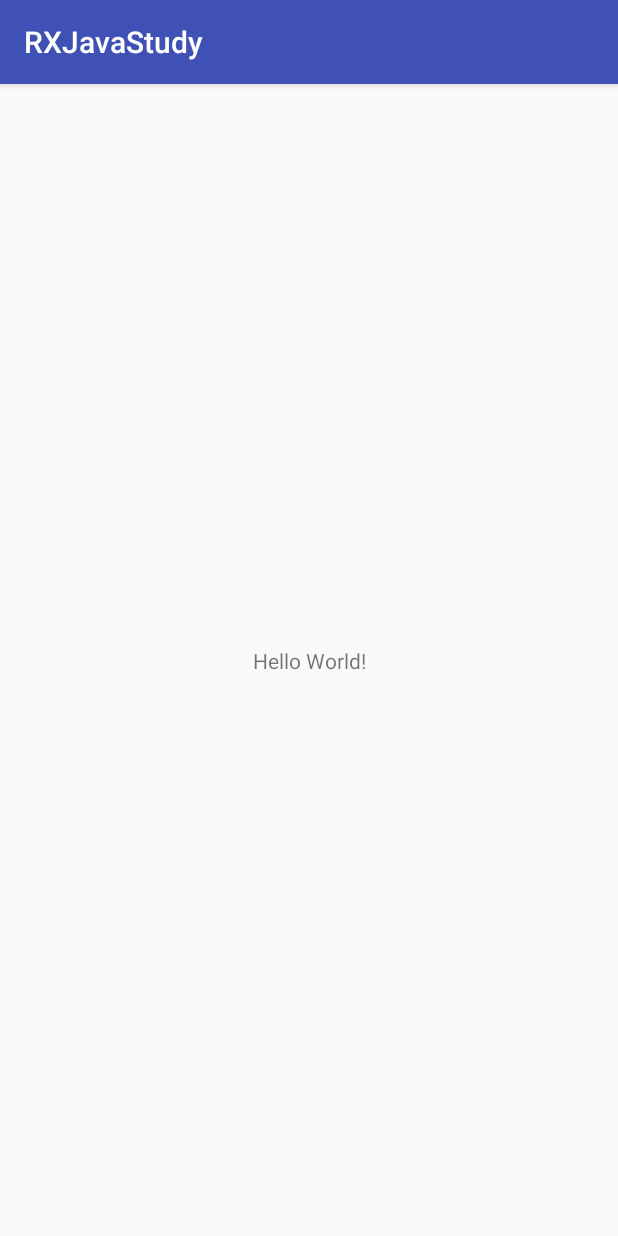
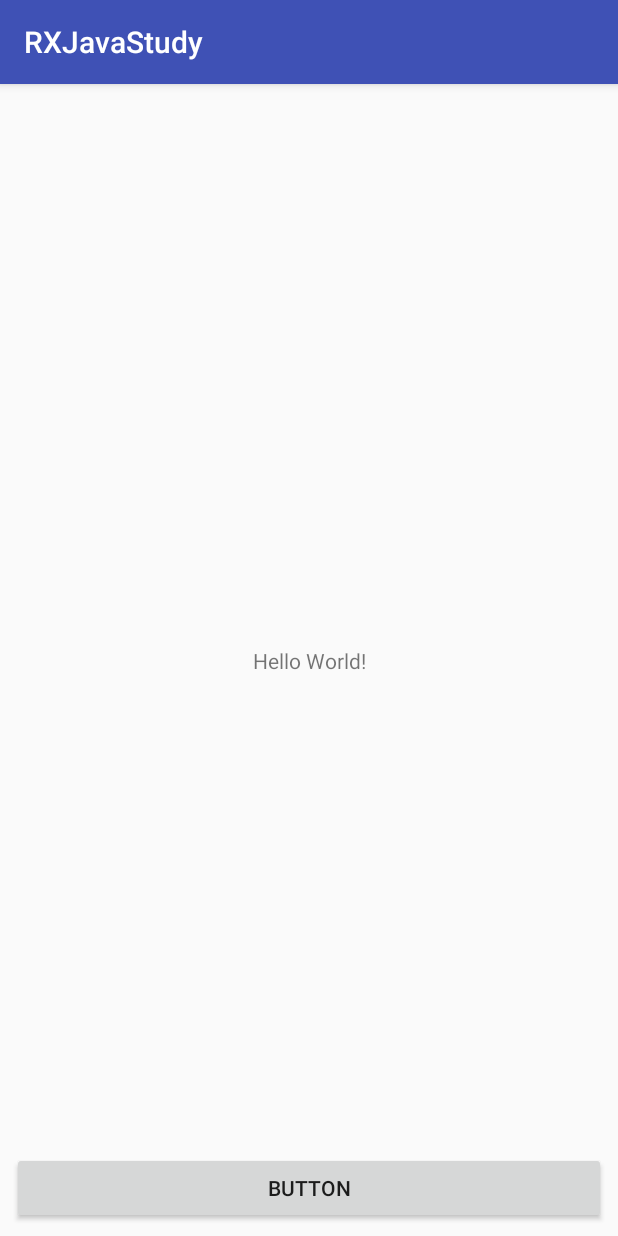
Before and after one commit to baeyeongpyo/RXJavaStudy, an Android app: the screen it shows after launch (MainActivity before the commit, RX1TEST after it), on a phone screen of 412 x 824 dp. Run offline under Robolectric (Android 15) with nearby library versions, the phone set to English and light mode, and no system bars; our stand-ins replace RxJava.

Commit message:
2018-06-05 RxAndroid 1 Study

```diff
--- a/app/src/main/AndroidManifest.xml
+++ b/app/src/main/AndroidManifest.xml
@@ -9,7 +9,7 @@
         android:roundIcon="@mipmap/ic_launcher_round"
         android:supportsRtl="true"
         android:theme="@style/AppTheme">
-        <activity android:name=".MainActivity">
+        <activity android:name=".RX1TEST">
             <intent-filter>
                 <action android:name="android.intent.action.MAIN" />
 
--- a/app/src/main/java/com/example/yeongpyo/rxjavastudy/MainActivity.kt
+++ /dev/null
@@ -1,16 +0,0 @@
-package com.example.yeongpyo.rxjavastudy
-
-import android.support.v7.app.AppCompatActivity
-import android.os.Bundle
-import io.reactivex.Observable
-import java.util.concurrent.TimeUnit
-
-class MainActivity : AppCompatActivity() {
-
-    override fun onCreate(savedInstanceState: Bundle?) {
-        super.onCreate(savedInstanceState)
-        setContentView(R.layout.activity_main)
-
-
-    }
-}
--- /dev/null
+++ b/app/src/main/java/com/example/yeongpyo/rxjavastudy/RX1TEST.kt
@@ -0,0 +1,36 @@
+package com.example.yeongpyo.rxjavastudy
+
+import android.support.v7.app.AppCompatActivity
+import android.os.Bundle
+import io.reactivex.Observable
+import io.reactivex.Observable.interval
+import io.reactivex.android.schedulers.AndroidSchedulers
+import io.reactivex.disposables.Disposable
+import io.reactivex.functions.Action
+import kotlinx.android.synthetic.main.rx1test.*
+import java.util.concurrent.TimeUnit
+
+class RX1TEST : AppCompatActivity() {
+
+    override fun onCreate(savedInstanceState: Bundle?) {
+        super.onCreate(savedInstanceState)
+        setContentView(R.layout.rx1test)
+        var sw = true
+        button.setOnClickListener {
+            if (sw) subject_()
+            else subject.dispose()
+            sw = !sw
+        }
+    }
+
+    lateinit var subject : Disposable
+    fun subject_(){
+        subject = interval(1L, TimeUnit.SECONDS)
+                .map { it + 1 }
+                .map{it.toString()}
+                .observeOn(AndroidSchedulers.mainThread())
+                .subscribe(rx1TEST::setText)
+    }
+
+
+}
--- a/app/src/main/res/layout/activity_main.xml
+++ b/app/src/main/res/layout/rx1test.xml
@@ -4,15 +4,28 @@
     xmlns:tools="http://schemas.android.com/tools"
     android:layout_width="match_parent"
     android:layout_height="match_parent"
-    tools:context=".MainActivity">
+    tools:context=".RX1TEST">
 
     <TextView
         android:layout_width="wrap_content"
         android:layout_height="wrap_content"
+        android:id="@+id/rx1TEST"
         android:text="Hello World!"
         app:layout_constraintBottom_toBottomOf="parent"
         app:layout_constraintLeft_toLeftOf="parent"
         app:layout_constraintRight_toRightOf="parent"
         app:layout_constraintTop_toTopOf="parent" />
 
+    <Button
+        android:id="@+id/button"
+        android:layout_width="0dp"
+        android:layout_height="wrap_content"
+        android:layout_marginBottom="8dp"
+        android:layout_marginEnd="8dp"
+        android:layout_marginStart="8dp"
+        android:text="Button"
+        app:layout_constraintBottom_toBottomOf="parent"
+        app:layout_constraintEnd_toEndOf="parent"
+        app:layout_constraintStart_toStartOf="parent" />
+
 </android.support.constraint.ConstraintLayout>
```
Also changed, not shown: app/build.gradle (+6 -5 lines), 3 other files.
